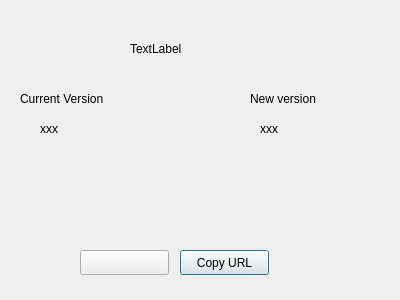
This is src/windows/showmessageupdate.ui in giacomogroppi/writernote-qt as Qt 5 draws it before an edit. The edited form follows.
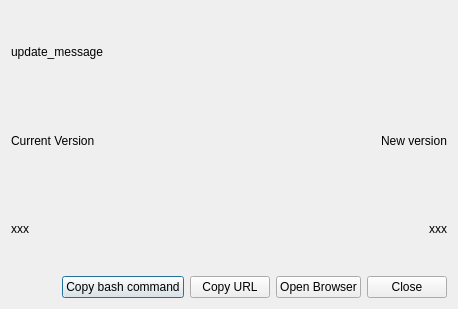
This is the edited form.

Diff of the .ui file:
```diff
--- a/src/windows/showmessageupdate.ui
+++ b/src/windows/showmessageupdate.ui
@@ -6,104 +6,129 @@
    <rect>
     <x>0</x>
     <y>0</y>
-    <width>400</width>
-    <height>300</height>
+    <width>458</width>
+    <height>309</height>
    </rect>
   </property>
   <property name="windowTitle">
    <string>Update</string>
   </property>
-  <widget class="QLabel" name="label">
-   <property name="geometry">
-    <rect>
-     <x>130</x>
-     <y>40</y>
-     <width>67</width>
-     <height>17</height>
-    </rect>
-   </property>
-   <property name="text">
-    <string>TextLabel</string>
-   </property>
-  </widget>
-  <widget class="QPushButton" name="button_copy_url">
-   <property name="geometry">
-    <rect>
-     <x>180</x>
-     <y>250</y>
-     <width>89</width>
-     <height>25</height>
-    </rect>
-   </property>
-   <property name="text">
-    <string>Copy URL</string>
-   </property>
-  </widget>
-  <widget class="QPushButton" name="pushButton_2">
-   <property name="geometry">
-    <rect>
-     <x>80</x>
-     <y>250</y>
-     <width>89</width>
-     <height>25</height>
-    </rect>
-   </property>
-   <property name="text">
-    <string/>
-   </property>
-  </widget>
-  <widget class="QLabel" name="label_curr_ver">
-   <property name="geometry">
-    <rect>
-     <x>20</x>
-     <y>90</y>
-     <width>131</width>
-     <height>17</height>
-    </rect>
-   </property>
-   <property name="text">
-    <string>Current Version</string>
-   </property>
-  </widget>
-  <widget class="QLabel" name="label_curr_ver_val">
-   <property name="geometry">
-    <rect>
-     <x>40</x>
-     <y>120</y>
-     <width>67</width>
-     <height>17</height>
-    </rect>
-   </property>
-   <property name="text">
-    <string>xxx</string>
-   </property>
-  </widget>
-  <widget class="QLabel" name="label_new_ver">
-   <property name="geometry">
-    <rect>
-     <x>250</x>
-     <y>90</y>
-     <width>101</width>
-     <height>17</height>
-    </rect>
-   </property>
-   <property name="text">
-    <string>New version</string>
-   </property>
-  </widget>
-  <widget class="QLabel" name="label_new_ver_val">
-   <property name="geometry">
-    <rect>
-     <x>260</x>
-     <y>120</y>
-     <width>67</width>
-     <height>17</height>
-    </rect>
-   </property>
-   <property name="text">
-    <string>xxx</string>
-   </property>
-  </widget>
+  <layout class="QVBoxLayout" name="verticalLayout">
+   <item>
+    <widget class="QLabel" name="label">
+     <property name="text">
+      <string>update_message</string>
+     </property>
+    </widget>
+   </item>
+   <item>
+    <layout class="QHBoxLayout" name="horizontalLayout_2">
+     <item>
+      <widget class="QLabel" name="label_curr_ver">
+       <property name="text">
+        <string>Current Version</string>
+       </property>
+      </widget>
+     </item>
+     <item>
+      <spacer name="horizontalSpacer_3">
+       <property name="orientation">
+        <enum>Qt::Horizontal</enum>
+       </property>
+       <property name="sizeHint" stdset="0">
+        <size>
+         <width>40</width>
+         <height>20</height>
+        </size>
+       </property>
+      </spacer>
+     </item>
+     <item>
+      <widget class="QLabel" name="label_new_ver">
+       <property name="text">
+        <string>New version</string>
+       </property>
+      </widget>
+     </item>
+    </layout>
+   </item>
+   <item>
+    <layout class="QHBoxLayout" name="horizontalLayout">
+     <item>
+      <widget class="QLabel" name="label_curr_ver_val">
+       <property name="text">
+        <string>xxx</string>
+       </property>
+      </widget>
+     </item>
+     <item>
+      <spacer name="horizontalSpacer_2">
+       <property name="orientation">
+        <enum>Qt::Horizontal</enum>
+       </property>
+       <property name="sizeHint" stdset="0">
+        <size>
+         <width>40</width>
+         <height>20</height>
+        </size>
+       </property>
+      </spacer>
+     </item>
+     <item>
+      <widget class="QLabel" name="label_new_ver_val">
+       <property name="text">
+        <string>xxx</string>
+       </property>
+      </widget>
+     </item>
+    </layout>
+   </item>
+   <item>
+    <layout class="QHBoxLayout" name="horizontalLayout_3">
+     <item>
+      <spacer name="horizontalSpacer">
+       <property name="orientation">
+        <enum>Qt::Horizontal</enum>
+       </property>
+       <property name="sizeHint" stdset="0">
+        <size>
+         <width>40</width>
+         <height>20</height>
+        </size>
+       </property>
+      </spacer>
+     </item>
+     <item>
+      <widget class="QPushButton" name="pushButton_terminal_command">
+       <property name="text">
+        <string>Copy bash command</string>
+       </property>
+      </widget>
+     </item>
+     <item>
+      <widget class="QPushButton" name="button_copy_url">
+       <property name="text">
+        <string>Copy URL</string>
+       </property>
+      </widget>
+     </item>
+     <item>
+      <widget class="QPushButton" name="pushButton_brow">
+       <property name="text">
+        <string>Open Browser</string>
+       </property>
+      </widget>
+     </item>
+     <item>
+      <widget class="QPushButton" name="pushButton_close">
+       <property name="text">
+        <string>Close</string>
+       </property>
+      </widget>
+     </item>
+    </layout>
+   </item>
+  </layout>
  </widget>
  <resources/>
  <connections/>
```
